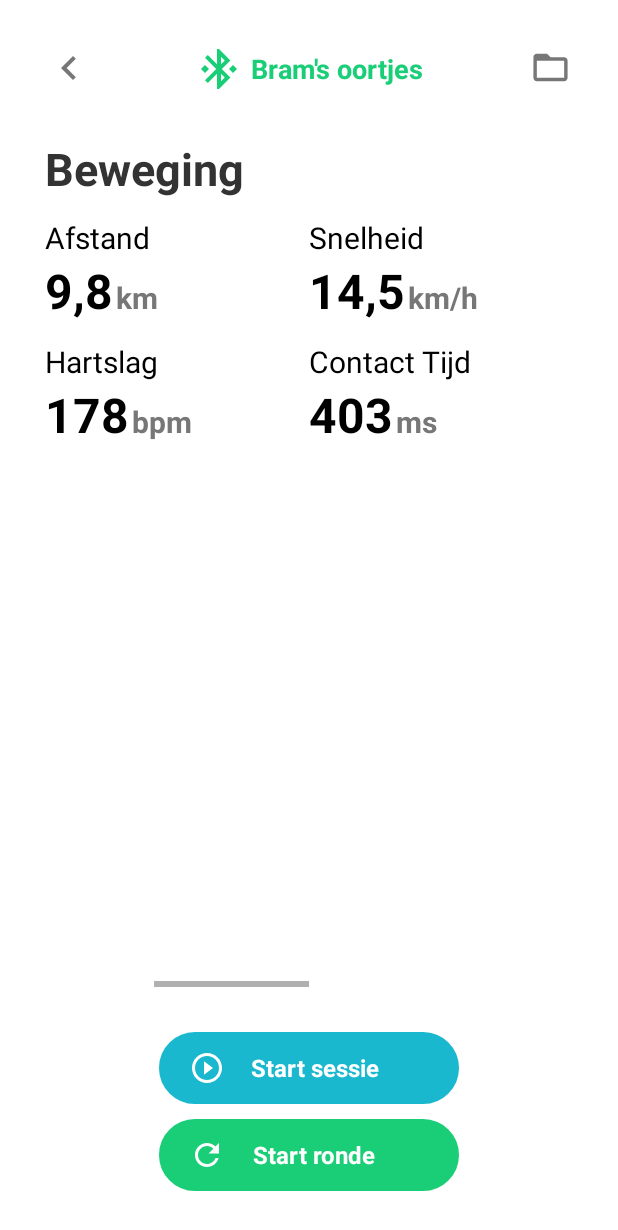
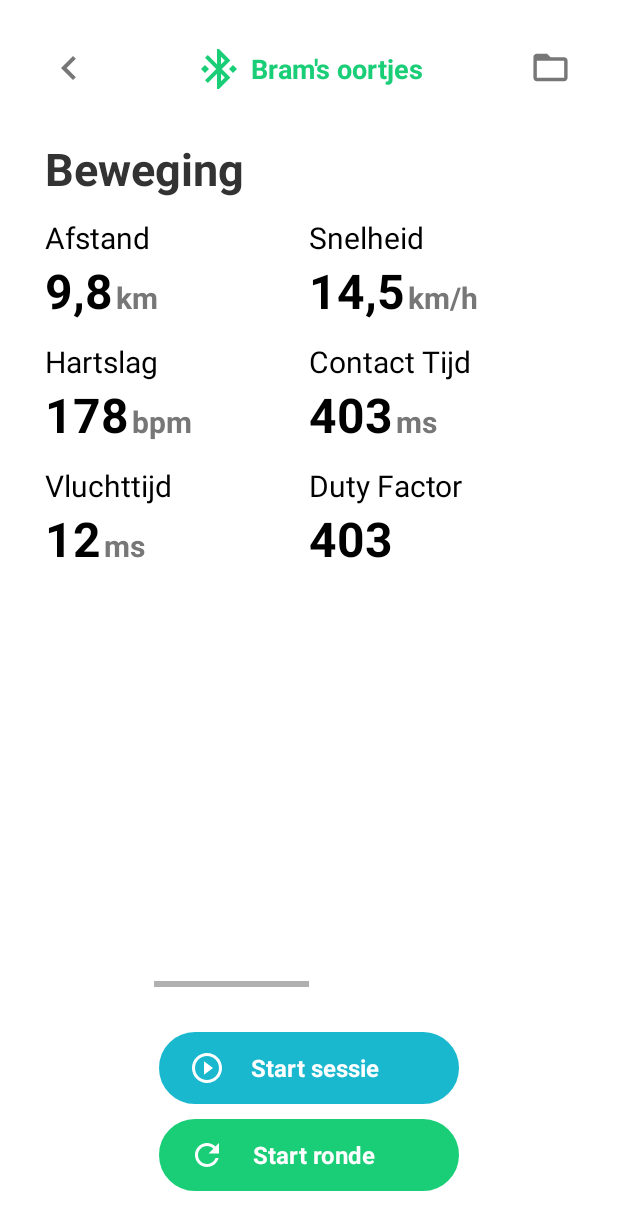
Before and after one commit to ywielage/ProjectDopple, an Android app: the layout data_screen.xml on its own in the app's theme, with its tools: preview values and no code run, on a phone screen of 412 x 824 dp. Shown: the top 1230 px of the screen. Run offline under Robolectric (Android 15) with nearby library versions, the phone set to English and light mode, and no system bars.

Commit message:
Update testrun ui

```diff
--- a/app/src/main/res/layout/data_screen.xml
+++ b/app/src/main/res/layout/data_screen.xml
@@ -401,6 +401,106 @@
                                     android:layout_marginLeft="2dp"
                                     android:layout_toRightOf="@+id/contact_value"
                                     android:text="ms"
+                                    android:textColor="#777777"
+                                    android:textSize="20dp"
+                                    android:textStyle="bold" />
+                            </RelativeLayout>
+
+                        </RelativeLayout>
+                    </LinearLayout>
+                    <LinearLayout
+                        android:id="@+id/dataWrapper3"
+                        android:layout_width="match_parent"
+                        android:layout_height="match_parent"
+                        android:layout_below="@+id/bluetoothTitle"
+                        android:layout_marginBottom="12dp"
+                        android:baselineAligned="false"
+                        android:orientation="horizontal">
+
+                        <RelativeLayout
+                            android:layout_width="0dp"
+                            android:layout_height="wrap_content"
+                            android:layout_weight="1"
+                            android:orientation="vertical">
+
+                            <TextView
+                                android:id="@+id/flightTime_title"
+                                android:layout_width="match_parent"
+                                android:layout_height="wrap_content"
+                                android:text="Vluchttijd"
+                                android:textAlignment="textStart"
+                                android:textColor="#000000"
+                                android:textSize="20dp" />
+
+                            <RelativeLayout
+                                android:layout_width="match_parent"
+                                android:layout_height="wrap_content"
+                                android:layout_below="@id/flightTime_title"
+                                android:layout_weight="1"
+                                android:orientation="horizontal">
+
+                                <TextView
+                                    android:id="@+id/flightTime_value"
+                                    android:layout_width="wrap_content"
+                                    android:layout_height="wrap_content"
+                                    android:text="12"
+                                    android:textColor="#000000"
+                                    android:textSize="32dp"
+                                    android:textStyle="bold" />
+
+                                <TextView
+                                    android:id="@+id/flightTime_unit"
+                                    android:layout_width="wrap_content"
+                                    android:layout_height="wrap_content"
+                                    android:layout_alignBaseline="@+id/flightTime_value"
+                                    android:layout_marginLeft="2dp"
+                                    android:layout_toRightOf="@+id/flightTime_value"
+                                    android:text="ms"
+                                    android:textColor="#777777"
+                                    android:textSize="20dp"
+                                    android:textStyle="bold" />
+                            </RelativeLayout>
+                        </RelativeLayout>
+
+                        <RelativeLayout
+                            android:layout_width="0dp"
+                            android:layout_height="wrap_content"
+                            android:layout_weight="1"
+                            android:orientation="vertical">
+
+                            <TextView
+                                android:id="@+id/dutyFactor_title"
+                                android:layout_width="match_parent"
+                                android:layout_height="wrap_content"
+                                android:text="Duty Factor"
+                                android:textAlignment="textStart"
+                                android:textColor="#000000"
+                                android:textSize="20dp" />
+
+                            <RelativeLayout
+                                android:layout_width="match_parent"
+                                android:layout_height="wrap_content"
+                                android:layout_below="@id/dutyFactor_title"
+                                android:layout_weight="1"
+                                android:orientation="horizontal">
+
+                                <TextView
+                                    android:id="@+id/dutyFactor_value"
+                                    android:layout_width="wrap_content"
+                                    android:layout_height="wrap_content"
+                                    android:text="403"
+                                    android:textColor="#000000"
+                                    android:textSize="32dp"
+                                    android:textStyle="bold" />
+
+                                <TextView
+                                    android:id="@+id/dutyFactor_unit"
+                                    android:layout_width="wrap_content"
+                                    android:layout_height="wrap_content"
+                                    android:layout_alignBaseline="@+id/dutyFactor_value"
+                                    android:layout_marginLeft="2dp"
+                                    android:layout_toRightOf="@+id/dutyFactor_value"
+                                    android:text=""
                                     android:textColor="#777777"
                                     android:textSize="20dp"
                                     android:textStyle="bold" />
```
Also changed, not shown: 1 other file.
